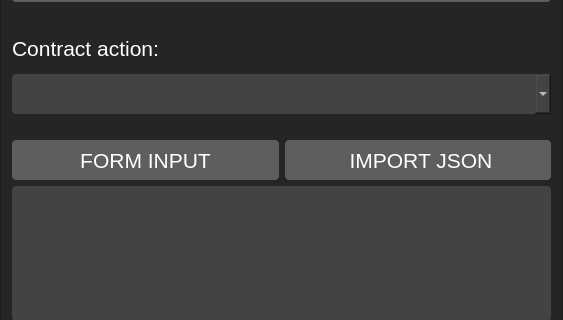
Above: src/push/pushframe.ui from OracleChain/EOSDevHelper before the change; both pictures show x 0 to 563 and y 162 to 482 of the 563 by 653 pixel window. Below: the same form after it.
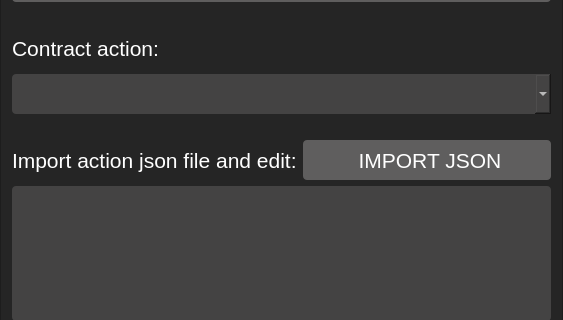
That is the form after the change.

Commit message: remove form input button for now.

```diff
--- a/src/push/pushframe.ui
+++ b/src/push/pushframe.ui
@@ -202,19 +202,13 @@
    <item>
     <layout class="QHBoxLayout" name="horizontalLayout">
      <item>
-      <widget class="QPushButton" name="pushButtonFormInput">
+      <widget class="QLabel" name="labelContractAction_2">
        <property name="minimumSize">
         <size>
          <width>0</width>
          <height>40</height>
         </size>
        </property>
-       <property name="maximumSize">
-        <size>
-         <width>16777215</width>
-         <height>16777215</height>
-        </size>
-       </property>
        <property name="font">
         <font>
          <family>Arial</family>
@@ -222,12 +216,11 @@
         </font>
        </property>
        <property name="styleSheet">
-        <string notr="true">background-color: rgb(95, 94, 94);
-color: rgb(255, 255, 255);
-border-radius: 4px;</string>
+        <string notr="true">background-color: rgb(37, 37, 37);
+color: rgb(255, 255, 255);</string>
        </property>
        <property name="text">
-        <string>FORM INPUT</string>
+        <string>Import action json file and edit:</string>
        </property>
       </widget>
      </item>
```
